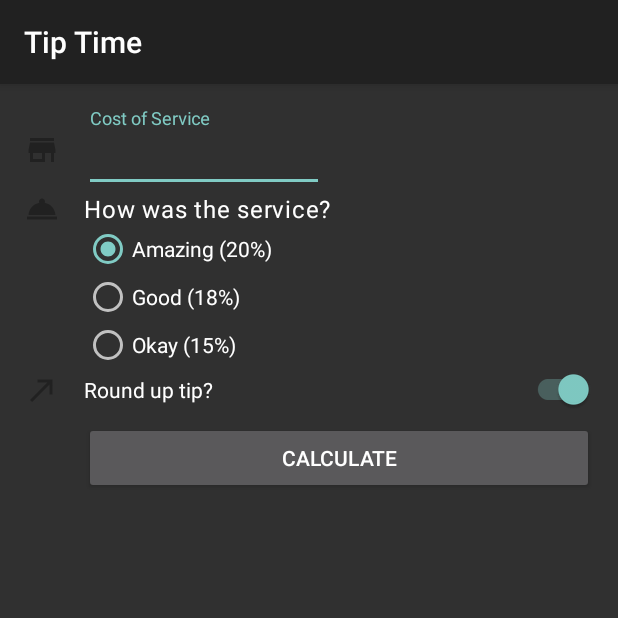
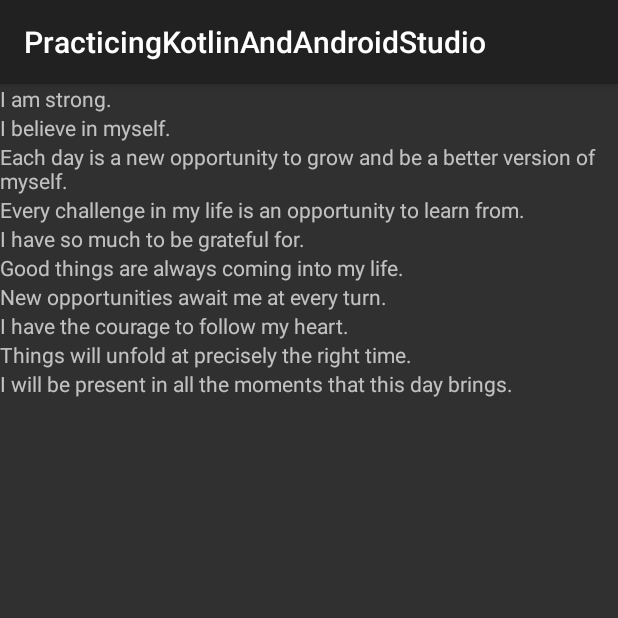
Before and after one commit to MarinaShnyakina/PracticingKotlinAndAndroidStudio, an Android app: the screen it shows after launch (TipTime before the commit, MainClassAffirmations after it), on a phone screen of 412 x 824 dp, the top half of it. Run offline under Robolectric (Android 15) with nearby library versions, the phone set to English and light mode, and no system bars.

Commit message:
Create an app for affirmations using RecyclerView

```diff
--- a/app/src/main/AndroidManifest.xml
+++ b/app/src/main/AndroidManifest.xml
@@ -11,6 +11,7 @@
         android:supportsRtl="true"
         android:theme="@style/Theme.AppCompat"
         tools:targetApi="31">
+
         <activity
             android:name=".Lemonade.Lemonade"
             android:exported="false" />
@@ -19,9 +20,12 @@
             android:exported="false" />
         <activity
             android:name=".TipTime.TipTime"
-            android:exported="true"
-            android:label="@string/tip_time"
-            android:icon="@mipmap/ic_launcher_tip_time">
+            android:exported="false"
+            android:icon="@mipmap/ic_launcher_tip_time"
+            android:label="@string/tip_time"/>
+            <activity
+                android:name=".Affirmations.MainClassAffirmations"
+                android:exported="true" >
             <intent-filter>
                 <action android:name="android.intent.action.MAIN" />
 
--- /dev/null
+++ b/app/src/main/java/com/example/practicingkotlinandandroidstudio/Affirmations/MainClassAffirmations.kt
@@ -0,0 +1,20 @@
+package com.example.practicingkotlinandandroidstudio.Affirmations
+
+import androidx.appcompat.app.AppCompatActivity
+import android.os.Bundle
+import com.example.practicingkotlinandandroidstudio.Affirmations.adapter.ItemAdapter
+import com.example.practicingkotlinandandroidstudio.Affirmations.data.Datasource
+import com.example.practicingkotlinandandroidstudio.databinding.ActivityAffirmationsBinding
+
+class MainClassAffirmations : AppCompatActivity() {
+    lateinit var binding: ActivityAffirmationsBinding
+    override fun onCreate(savedInstanceState: Bundle?) {
+        super.onCreate(savedInstanceState)
+        binding = ActivityAffirmationsBinding.inflate(layoutInflater)
+        setContentView(binding.root)
+
+        val myDataset = Datasource().loadAffirmations()
+        binding.recyclerView.adapter = ItemAdapter(this, myDataset)
+        binding.recyclerView.setHasFixedSize(true)
+    }
+}
--- /dev/null
+++ b/app/src/main/java/com/example/practicingkotlinandandroidstudio/Affirmations/adapter/ItemAdapter.kt
@@ -0,0 +1,34 @@
+package com.example.practicingkotlinandandroidstudio.Affirmations.adapter
+
+import android.content.Context
+import android.view.LayoutInflater
+import android.view.View
+import android.view.ViewGroup
+import android.widget.TextView
+import androidx.recyclerview.widget.RecyclerView
+import com.example.practicingkotlinandandroidstudio.Affirmations.model.Affirmation
+import com.example.practicingkotlinandandroidstudio.R
+
+class ItemAdapter(
+    private val context: Context,
+    private val dataset: List<Affirmation>
+) : RecyclerView.Adapter<ItemAdapter.ItemViewHolder>() {
+
+    class ItemViewHolder(private val view: View) : RecyclerView.ViewHolder(view) {
+        val textView: TextView = view.findViewById(R.id.item_title)
+    }
+
+    override fun onCreateViewHolder(parent: ViewGroup, viewType: Int): ItemViewHolder {
+        val adapterLayout = LayoutInflater.from(parent.context)
+            .inflate(R.layout.list_item_affirmation, parent, false)
+
+        return ItemViewHolder(adapterLayout)
+    }
+
+    override fun getItemCount() = dataset.size
+
+    override fun onBindViewHolder(holder: ItemAdapter.ItemViewHolder, position: Int) {
+        val item = dataset[position]
+        holder.textView.text = context.resources.getString(item.stringResourceId)
+    }
+}
--- /dev/null
+++ b/app/src/main/java/com/example/practicingkotlinandandroidstudio/Affirmations/data/Datasource.kt
@@ -0,0 +1,21 @@
+package com.example.practicingkotlinandandroidstudio.Affirmations.data
+
+import com.example.practicingkotlinandandroidstudio.Affirmations.model.Affirmation
+import com.example.practicingkotlinandandroidstudio.R
+
+class Datasource {
+    fun loadAffirmations(): List<Affirmation> {
+        return listOf<Affirmation>(
+            Affirmation(R.string.affirmation_1),
+            Affirmation(R.string.affirmation_2),
+            Affirmation(R.string.affirmation_3),
+            Affirmation(R.string.affirmation_4),
+            Affirmation(R.string.affirmation_5),
+            Affirmation(R.string.affirmation_6),
+            Affirmation(R.string.affirmation_7),
+            Affirmation(R.string.affirmation_8),
+            Affirmation(R.string.affirmation_9),
+            Affirmation(R.string.affirmation_10),
+        )
+    }
+}
--- /dev/null
+++ b/app/src/main/java/com/example/practicingkotlinandandroidstudio/Affirmations/model/Affirmation.kt
@@ -0,0 +1,3 @@
+package com.example.practicingkotlinandandroidstudio.Affirmations.model
+
+data class Affirmation(val stringResourceId: Int)
--- /dev/null
+++ b/app/src/main/res/layout/activity_affirmations.xml
@@ -0,0 +1,17 @@
+<?xml version="1.0" encoding="utf-8"?>
+<FrameLayout
+    xmlns:android="http://schemas.android.com/apk/res/android"
+    xmlns:app="http://schemas.android.com/apk/res-auto"
+    xmlns:tools="http://schemas.android.com/tools"
+    android:layout_width="match_parent"
+    android:layout_height="match_parent"
+    tools:context=".Affirmations.MainClassAffirmations">
+
+
+    <androidx.recyclerview.widget.RecyclerView
+        android:id="@+id/recycler_view"
+        android:layout_width="match_parent"
+        android:layout_height="match_parent"
+        app:layoutManager="LinearLayoutManager"
+        android:scrollbars="vertical"/>
+</FrameLayout>
--- /dev/null
+++ b/app/src/main/res/layout/list_item_affirmation.xml
@@ -0,0 +1,6 @@
+<?xml version="1.0" encoding="utf-8"?>
+    <TextView
+        xmlns:android="http://schemas.android.com/apk/res/android"
+        android:id="@+id/item_title"
+        android:layout_width="wrap_content"
+        android:layout_height="wrap_content" />
--- a/app/src/main/res/values/strings.xml
+++ b/app/src/main/res/values/strings.xml
@@ -1,14 +1,18 @@
 <resources>
     <string name="app_name">PracticingKotlinAndAndroidStudio</string>
+
+<!--    First app, MainActivity-->
     <string name="happy_birthday">Happy Birthday, Katy!</string>
     <string name="from">From Marina.</string>
 
+<!--    An app for making lemonade-->
     <string name="lemon_select">Click to select a lemon!</string>
     <string name="lemon_squeeze">Click to juice the lemon!</string>
     <string name="lemon_drink">Click to drink your lemonade!</string>
     <string name="lemon_empty_glass">Click to start again!</string>
     <string name="squeeze_count">Squeeze count: %1$d, keep squeezing!</string>
 
+<!--    App tip time-->
     <string name="tip_time">Tip Time</string>
     <string name="cost_of_service">Cost of Service</string>
     <string name="service_question">How was the service?</string>
@@ -22,4 +26,16 @@
     <string name="button">Button</string>
     <string name="secondary_color">Secondary color</string>
     <string name="email_icon">Email icon</string>
+
+<!--    An app for affirmations-->
+    <string name="affirmation_1">I am strong.</string>
+    <string name="affirmation_2">I believe in myself.</string>
+    <string name="affirmation_3">Each day is a new opportunity to grow and be a better version of myself.</string>
+    <string name="affirmation_4">Every challenge in my life is an opportunity to learn from.</string>
+    <string name="affirmation_5">I have so much to be grateful for.</string>
+    <string name="affirmation_6">Good things are always coming into my life.</string>
+    <string name="affirmation_7">New opportunities await me at every turn.</string>
+    <string name="affirmation_8">I have the courage to follow my heart.</string>
+    <string name="affirmation_9">Things will unfold at precisely the right time.</string>
+    <string name="affirmation_10">I will be present in all the moments that this day brings.</string>
 </resources>
```
Also changed, not shown: 1 other file.
